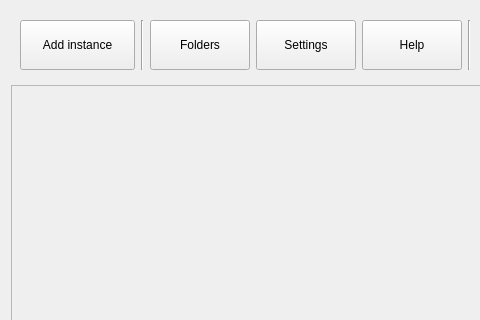
Before: the Qt Designer form ui/main_window.ui in MultiSiege/MultiSiege, drawn with Qt 5; both pictures show x 0 to 480 and y 0 to 320 of the 639 by 557 pixel window.
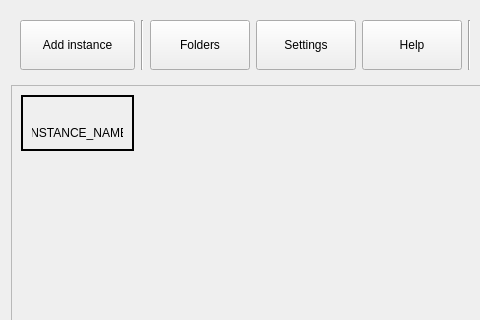
After: the same form once the commit is applied. Icons and pictures are not drawn.

```diff
--- a/ui/main_window.ui
+++ b/ui/main_window.ui
@@ -320,7 +320,55 @@
      <property name="frameShadow">
       <enum>QFrame::Shadow::Raised</enum>
      </property>
-     <layout class="QGridLayout" name="gridLayout_3"/>
+     <layout class="QFormLayout" name="formLayout">
+      <item row="0" column="0">
+       <widget class="QFrame" name="frame_instance_INSTANCE_NAME">
+        <property name="maximumSize">
+         <size>
+          <width>113</width>
+          <height>143</height>
+         </size>
+        </property>
+        <property name="cursor">
+         <cursorShape>PointingHandCursor</cursorShape>
+        </property>
+        <property name="frameShape">
+         <enum>QFrame::Shape::Panel</enum>
+        </property>
+        <property name="frameShadow">
+         <enum>QFrame::Shadow::Plain</enum>
+        </property>
+        <property name="lineWidth">
+         <number>2</number>
+        </property>
+        <layout class="QVBoxLayout" name="verticalLayout_2">
+         <item>
+          <widget class="QLabel" name="label_icon_instance_INSTANCE_NAME">
+           <property name="text">
+            <string/>
+           </property>
+           <property name="pixmap">
+            <pixmap resource="../icons/main_window/main_window.qrc">:/side_nav_bar/rainbow-six-siege-logo-logo-svg-vector.svg</pixmap>
+           </property>
+           <property name="alignment">
+            <set>Qt::AlignmentFlag::AlignCenter</set>
+           </property>
+          </widget>
+         </item>
+         <item>
+          <widget class="QLabel" name="label_instance_INSTANCE_NAME">
+           <property name="text">
+            <string>INSTANCE_NAME</string>
+           </property>
+           <property name="alignment">
+            <set>Qt::AlignmentFlag::AlignCenter</set>
+           </property>
+          </widget>
+         </item>
+        </layout>
+       </widget>
+      </item>
+     </layout>
     </widget>
    </item>
   </layout>
```
Left out of the diff: 246 changed lines with no effect on the pictures.
